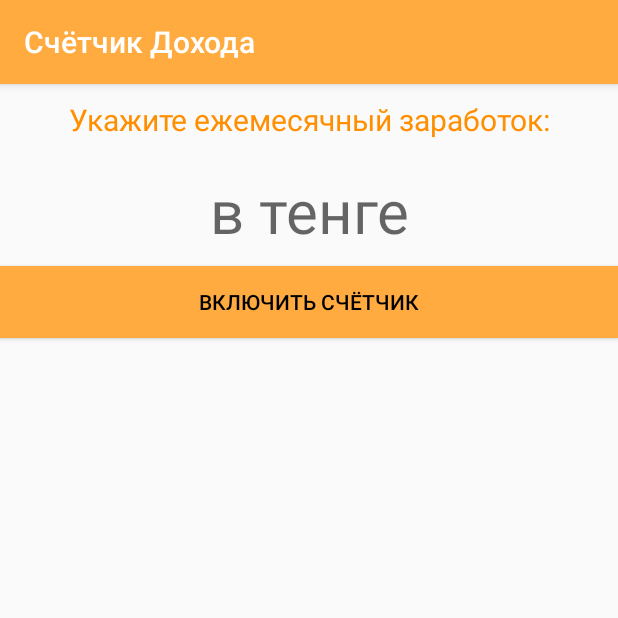
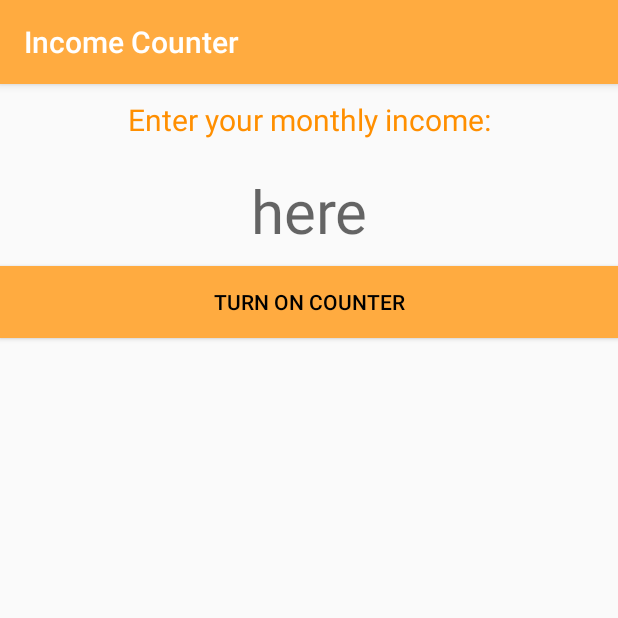
Before and after one commit to dds861/IncomeCounter, an Android app: the MainActivity screen opened directly, with no data from a screen before it, on a phone screen of 412 x 824 dp, the top half of it. Run offline under Robolectric (Android 15) with nearby library versions, the phone set to English and light mode, and no system bars; our stand-ins replace AdMob.

Commit message:
added new Languages

```diff
--- a/app/build.gradle
+++ b/app/build.gradle
@@ -7,8 +7,8 @@ android {
         applicationId "com.dd.dd.salrycounter091"
         minSdkVersion 14
         targetSdkVersion 25
-        versionCode 2
-        versionName "1.1"
+        versionCode 3
+        versionName "1.2"
         testInstrumentationRunner "android.support.test.runner.AndroidJUnitRunner"
     }
     buildTypes {
--- a/app/src/main/res/values/strings.xml
+++ b/app/src/main/res/values/strings.xml
@@ -1,7 +1,21 @@
 <resources>
-    <string name="app_name">Счётчик Дохода</string>
-    <string name="showMonthlyIncome">Укажите ежемесячный заработок:</string>
-    <string name="inTenge">в тенге</string>
-    <string name="turnOnCounter">Включить счётчик</string>
-    <string name="stopCounter">Остановить счётчик</string>
+    <string name="app_name">Income Counter</string>
+    <string name="showMonthlyIncome">Enter your monthly income:</string>
+    <string name="inTenge">here</string>
+    <string name="turnOnCounter">Turn on Counter</string>
+    <string name="stopCounter">Stop counter</string>
+    <string name="za_1_den">for 1 day</string>
+    <string name="iItogo_zarabotaesh">Total earnings:</string>
+    <string name="za_1_nedelyu">for 1 week</string>
+    <string name="za_1_mesyac">for 1 month</string>
+    <string name="za_3_mesyaca">for 3 months</string>
+    <string name="za_polgoda">for half year</string>
+    <string name="za_god">in a year</string>
+    <string name="za_5_let">for 5 years</string>
+    <string name="za_10_let">for 10 years</string>
+    <string name="za_20_let">for 20 years</string>
+    <string name="za_30_let">for 30 years</string>
+    <string name="v_techenii">During</string>
+    <string name="_sekund">seconds</string>
+    <string name="ty_zarabotal">you earned</string>
 </resources>
```
Also changed, not shown: app/src/main/java/com/dd/dd/salrycounter091/MainActivity.java (+12 -12 lines), 10 other files.
